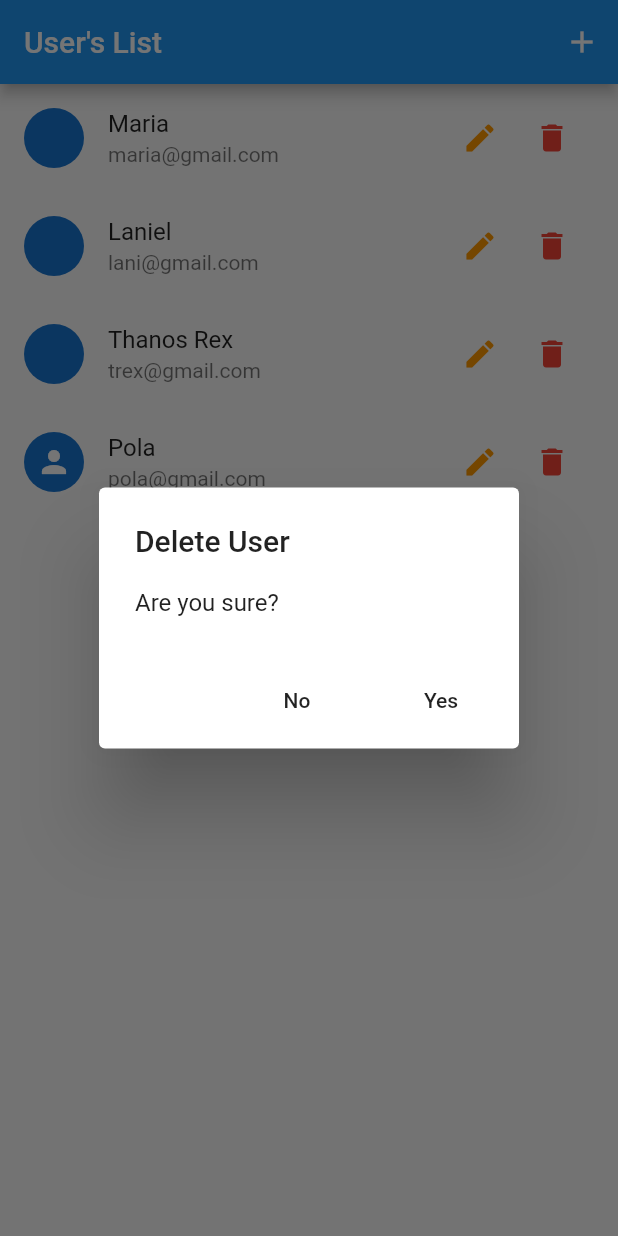
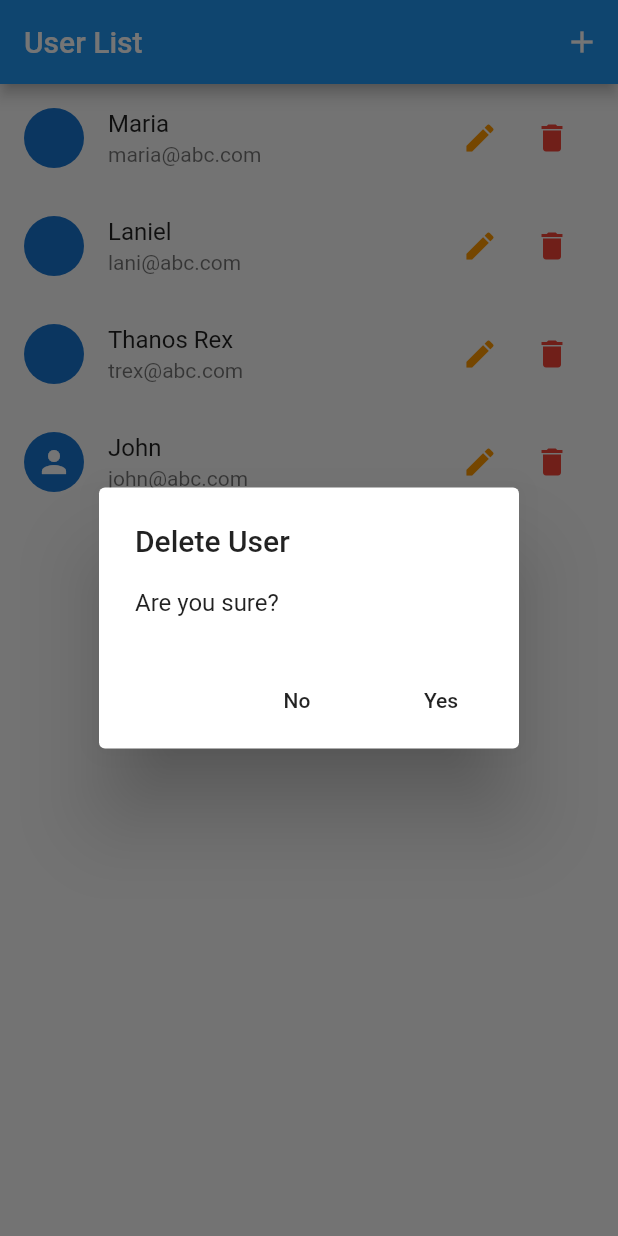
Before and after one commit to luanmantuani/flutter-user-list, a Flutter app: the screen it shows after launch, after a tap on the "delete" icon, on a phone screen of 412 x 824 dp. Run offline on Flutter 3.47's test engine with Material 2 defaults, Android fonts, the phone set to English and light mode, and no system bars; network calls fail.

```diff
--- a/lib/data/dummy_users.dart
+++ b/lib/data/dummy_users.dart
@@ -4,25 +4,25 @@ const DUMMY_USERS = {
   '1' : const User(
     id: '1',
     name: 'Maria',
-    email: 'maria@gmail.com',
+    email: 'maria@abc.com',
     avatarUrl: 'https://cdn.pixabay.com/photo/2020/04/15/17/32/medical-5047582_960_720.png'
   ),
   '2' : const User(
     id: '2',
     name: 'Laniel',
-    email: 'lani@gmail.com',
+    email: 'lani@abc.com',
     avatarUrl: 'https://cdn.pixabay.com/photo/2016/08/20/05/38/avatar-1606916_960_720.png'
   ),
   '3' : const User(
     id: '3',
     name: 'Thanos Rex',
-    email: 'trex@gmail.com',
+    email: 'trex@abc.com',
     avatarUrl: 'https://cdn.pixabay.com/photo/2018/02/13/01/43/dinosaur-3149580_960_720.png'
   ),
   '4' : const User(
     id: '4',
-    name: 'Pola',
-    email: 'pola@gmail.com',
+    name: 'John',
+    email: 'john@abc.com',
     avatarUrl: ''
   ),
 };
--- a/lib/views/user_list.dart
+++ b/lib/views/user_list.dart
@@ -11,7 +11,7 @@ class UserList extends StatelessWidget {
 
     return Scaffold(
       appBar: AppBar(
-        title: Text('User\'s List'),
+        title: Text('User List'),
         actions: <Widget>[
           IconButton(
             icon: Icon(Icons.add),
```
Also changed, not shown: 4 other files.
